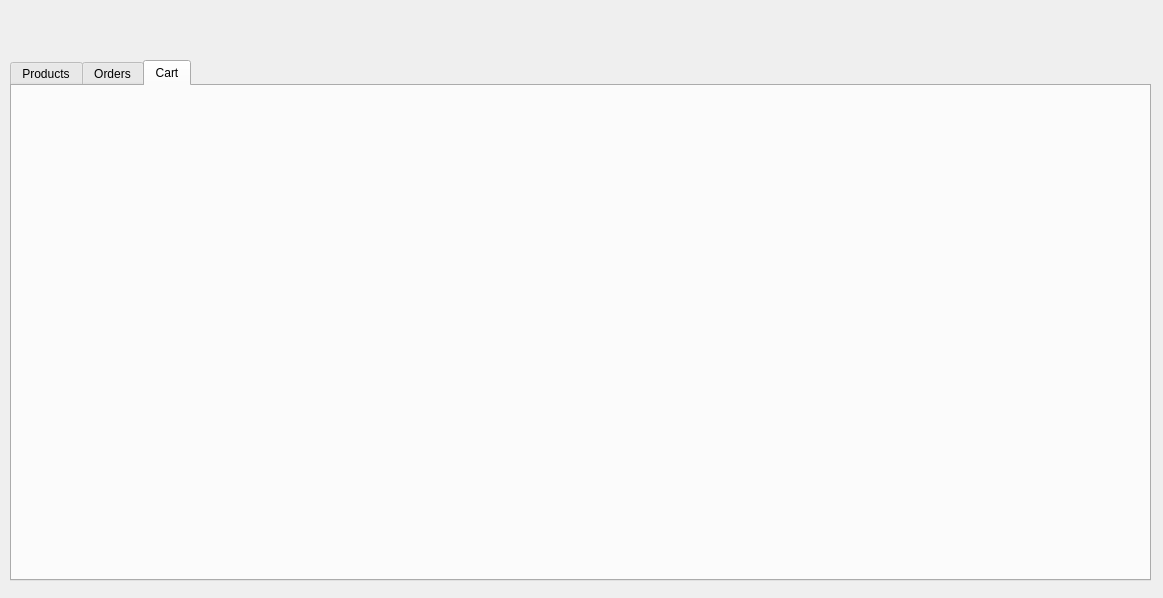
Qt form userpage.ui (BilalUsmani02/OrderHub) before a commit.
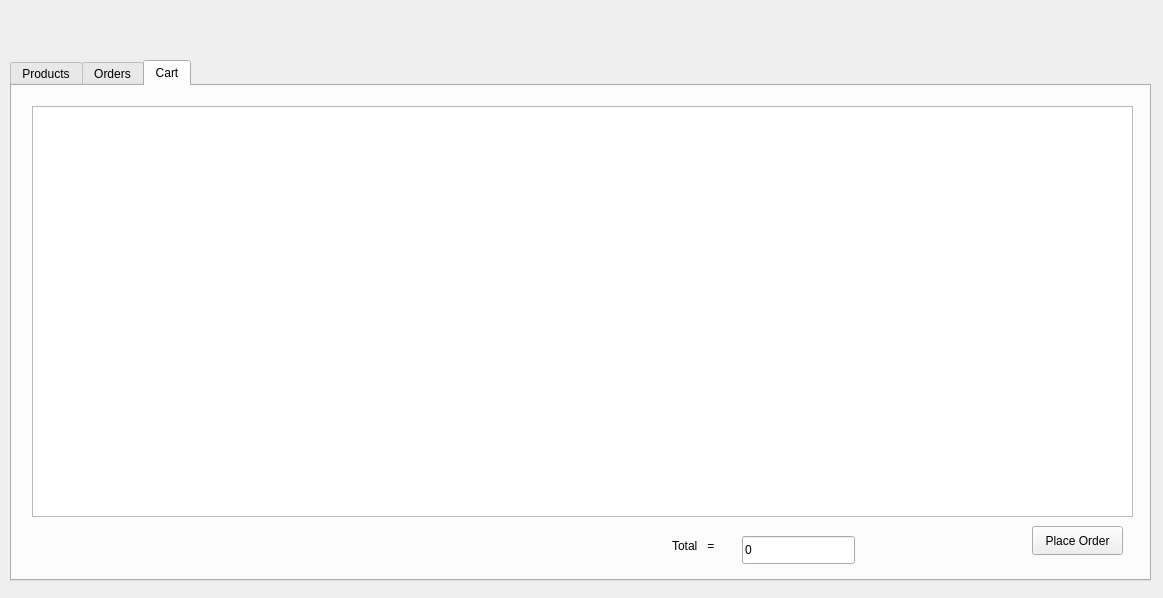
The same form after that commit. The open tabs and pages were chosen to show the change.

```diff
--- a/userpage.ui
+++ b/userpage.ui
@@ -55,6 +55,58 @@
     <attribute name="title">
      <string>Cart</string>
     </attribute>
+    <widget class="QTableWidget" name="cartList">
+     <property name="geometry">
+      <rect>
+       <x>20</x>
+       <y>20</y>
+       <width>1101</width>
+       <height>411</height>
+      </rect>
+     </property>
+    </widget>
+    <widget class="QLabel" name="label">
+     <property name="geometry">
+      <rect>
+       <x>660</x>
+       <y>450</y>
+       <width>63</width>
+       <height>20</height>
+      </rect>
+     </property>
+     <property name="text">
+      <string>Total   =</string>
+     </property>
+    </widget>
+    <widget class="QLineEdit" name="orderTotal">
+     <property name="geometry">
+      <rect>
+       <x>730</x>
+       <y>450</y>
+       <width>113</width>
+       <height>28</height>
+      </rect>
+     </property>
+     <property name="text">
+      <string>0</string>
+     </property>
+     <property name="readOnly">
+      <bool>true</bool>
+     </property>
+    </widget>
+    <widget class="QPushButton" name="placeOrder">
+     <property name="geometry">
+      <rect>
+       <x>1020</x>
+       <y>440</y>
+       <width>91</width>
+       <height>29</height>
+      </rect>
+     </property>
+     <property name="text">
+      <string>Place Order</string>
+     </property>
+    </widget>
    </widget>
   </widget>
  </widget>
```
Left out of the diff: 2 changed lines with no effect on the pictures.
